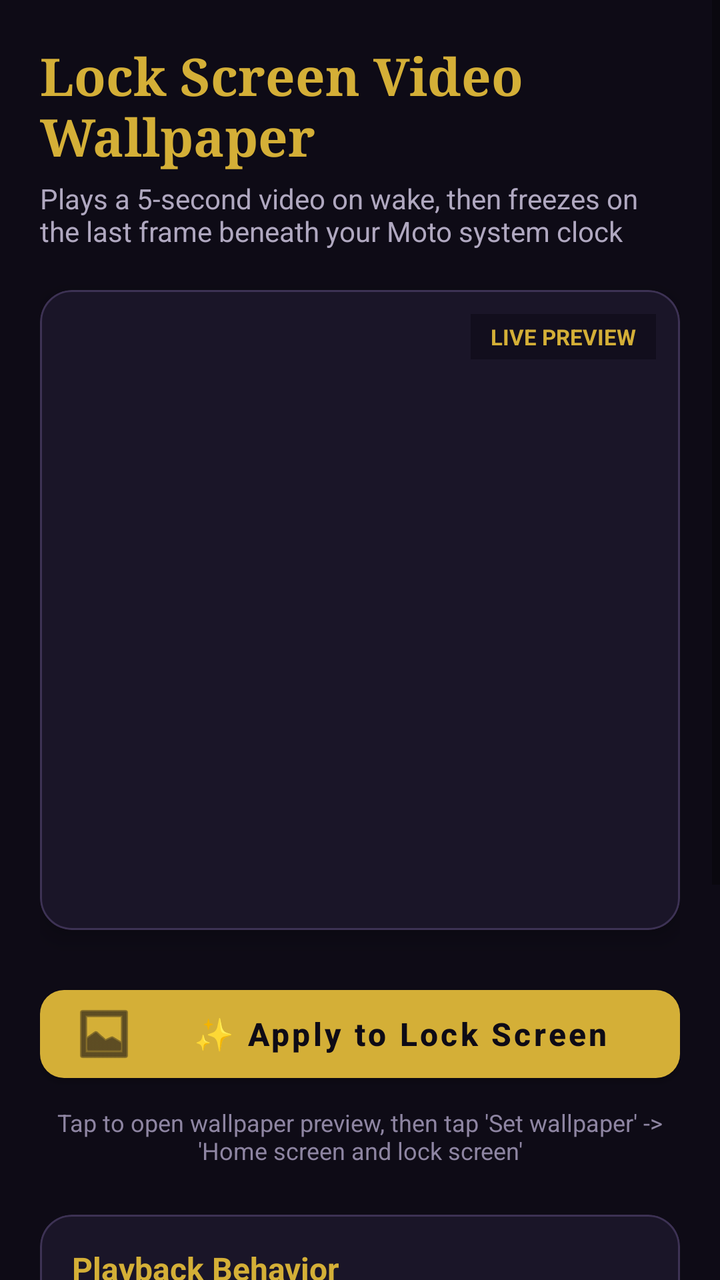
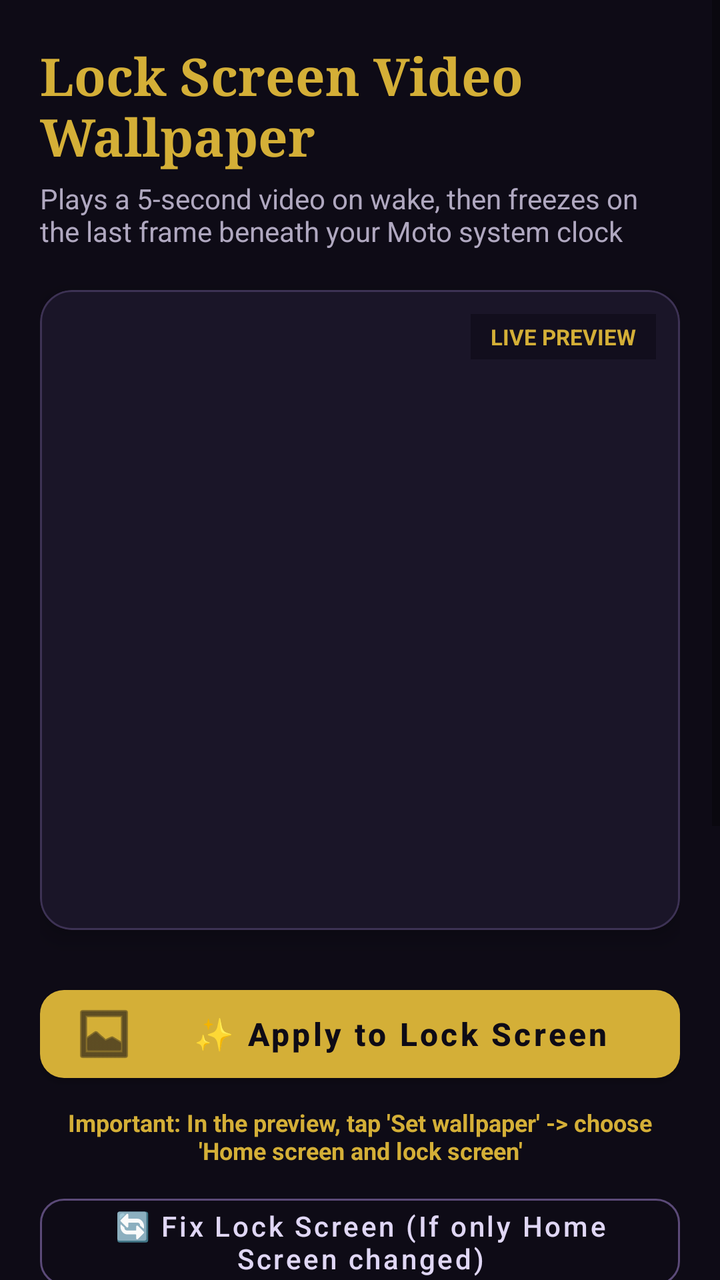

The first picture is an Android layout as it rendered before a commit; the second is the same layout after the commit. The layout source and the unified diff follow.
<!-- AndroidManifest.xml: application theme Theme.VideoLockScreen -->
<!-- res/layout/activity_main.xml -->
<?xml version="1.0" encoding="utf-8"?>
<ScrollView xmlns:android="http://schemas.android.com/apk/res/android"
    xmlns:app="http://schemas.android.com/apk/res-auto"
    android:layout_width="match_parent"
    android:layout_height="match_parent"
    android:background="#0E0B16"
    android:fillViewport="true">

    <LinearLayout
        android:layout_width="match_parent"
        android:layout_height="wrap_content"
        android:orientation="vertical"
        android:padding="20dp">

        
        <TextView
            android:layout_width="match_parent"
            android:layout_height="wrap_content"
            android:text="Lock Screen Video Wallpaper"
            android:textColor="#D4AF37"
            android:textSize="26sp"
            android:textStyle="bold"
            android:fontFamily="serif" />

        <TextView
            android:layout_width="match_parent"
            android:layout_height="wrap_content"
            android:layout_marginTop="4dp"
            android:text="Plays a 5-second video on wake, then freezes on the last frame beneath your Moto system clock"
            android:textColor="#B0A8C0"
            android:textSize="14sp" />

        
        <com.google.android.material.card.MaterialCardView
            android:layout_width="match_parent"
            android:layout_height="320dp"
            android:layout_marginTop="20dp"
            app:cardBackgroundColor="#1A1528"
            app:cardCornerRadius="16dp"
            app:cardElevation="6dp"
            app:strokeColor="#3D3254"
            app:strokeWidth="1dp">

            <FrameLayout
                android:layout_width="match_parent"
                android:layout_height="match_parent">

                <TextureView
                    android:id="@+id/previewTextureView"
                    android:layout_width="match_parent"
                    android:layout_height="match_parent" />

                <TextView
                    android:layout_width="wrap_content"
                    android:layout_height="wrap_content"
                    android:layout_gravity="top|end"
                    android:layout_margin="12dp"
                    android:background="#990E0B16"
                    android:paddingHorizontal="10dp"
                    android:paddingVertical="4dp"
                    android:text="LIVE PREVIEW"
                    android:textColor="#D4AF37"
                    android:textSize="11sp"
                    android:textStyle="bold" />
            </FrameLayout>
        </com.google.android.material.card.MaterialCardView>

        
        <com.google.android.material.button.MaterialButton
            android:id="@+id/btnSetWallpaper"
            android:layout_width="match_parent"
            android:layout_height="56dp"
            android:layout_marginTop="24dp"
            android:text="✨ Apply to Lock Screen"
            android:textAllCaps="false"
            android:textColor="#0E0B16"
            android:textSize="16sp"
            android:textStyle="bold"
            app:backgroundTint="#D4AF37"
            app:cornerRadius="12dp"
            app:icon="@android:drawable/ic_menu_gallery"
            app:iconTint="#0E0B16" />

        <TextView
            android:layout_width="match_parent"
            android:layout_height="wrap_content"
            android:layout_marginTop="8dp"
            android:gravity="center"
            android:text="Tap to open wallpaper preview, then tap 'Set wallpaper' -> 'Home screen and lock screen'"
            android:textColor="#8E85A2"
            android:textSize="12sp" />

        
        <com.google.android.material.card.MaterialCardView
            android:layout_width="match_parent"
            android:layout_height="wrap_content"
            android:layout_marginTop="24dp"
            app:cardBackgroundColor="#1A1528"
            app:cardCornerRadius="16dp"
            app:cardElevation="4dp"
            app:strokeColor="#3D3254"
            app:strokeWidth="1dp">

            <LinearLayout
                android:layout_width="match_parent"
                android:layout_height="wrap_content"
                android:orientation="vertical"
                android:padding="16dp">

                <TextView
                    android:layout_width="wrap_content"
                    android:layout_height="wrap_content"
                    android:text="Playback Behavior"
                    android:textColor="#D4AF37"
                    android:textSize="16sp"
                    android:textStyle="bold" />

                
                <RadioGroup
                    android:id="@+id/rgPlaybackMode"
                    android:layout_width="match_parent"
                    android:layout_height="wrap_content"
                    android:layout_marginTop="12dp">

                    <RadioButton
                        android:id="@+id/rbFreezeLastFrame"
                        android:layout_width="match_parent"
                        android:layout_height="wrap_content"
                        android:checked="true"
                        android:text="Wake Animation (Play 5s, freeze on final frame)"
                        android:textColor="#FFFFFF"
                        android:buttonTint="#D4AF37" />

                    <RadioButton
                        android:id="@+id/rbLoop"
                        android:layout_width="match_parent"
                        android:layout_height="wrap_content"
                        android:layout_marginTop="6dp"
                        android:text="Continuous Loop Animation"
                        android:textColor="#FFFFFF"
                        android:buttonTint="#D4AF37" />
                </RadioGroup>

                <View
                    android:layout_width="match_parent"
                    android:layout_height="1dp"
                    android:layout_marginVertical="14dp"
                    android:background="#2E2642" />

                
                <com.google.android.material.switchmaterial.SwitchMaterial
                    android:id="@+id/switchMute"
                    android:layout_width="match_parent"
                    android:layout_height="wrap_content"
                    android:checked="true"
                    android:text="Mute Video Audio (Silent on Lock)"
                    android:textColor="#FFFFFF"
                    app:thumbTint="#D4AF37"
                    app:trackTint="#5A4B75" />

            </LinearLayout>
        </com.google.android.material.card.MaterialCardView>

        <TextView
            android:id="@+id/tvAppInfo"
            android:layout_width="match_parent"
            android:layout_height="wrap_content"
            android:layout_marginTop="24dp"
            android:gravity="center"
            android:text="Pure Native Live Wallpaper • Zero Overlays • No Popup Delay"
            android:textColor="#665D7A"
            android:textSize="12sp" />

    </LinearLayout>
</ScrollView>
<!-- resources referenced by this layout -->
<resources>
  <style name="Theme.VideoLockScreen" parent="Theme.MaterialComponents.DayNight.NoActionBar">
          <item name="colorPrimary">@color/gold_primary</item>
          <item name="colorSecondary">@color/accent_glow</item>
          <item name="android:windowBackground">@color/bg_dark</item>
          <item name="android:statusBarColor">@color/bg_dark</item>
          <item name="android:navigationBarColor">@color/bg_dark</item>
      </style>
  <color name="gold_primary">#D4AF37</color>
  <color name="accent_glow">#9370DB</color>
  <color name="bg_dark">#0E0B16</color>
</resources>

<!-- the commit's change to res/layout/activity_main.xml (unified diff, before → after) -->
@@ -86,9 +86,22 @@
             android:layout_height="wrap_content"
             android:layout_marginTop="8dp"
             android:gravity="center"
-            android:text="Tap to open wallpaper preview, then tap 'Set wallpaper' -> 'Home screen and lock screen'"
-            android:textColor="#8E85A2"
-            android:textSize="12sp" />
+            android:text="Important: In the preview, tap 'Set wallpaper' -> choose 'Home screen and lock screen'"
+            android:textColor="#D4AF37"
+            android:textSize="12sp"
+            android:textStyle="bold" />
+
+        <com.google.android.material.button.MaterialButton
+            android:id="@+id/btnClearLockOverride"
+            style="@style/Widget.MaterialComponents.Button.OutlinedButton"
+            android:layout_width="match_parent"
+            android:layout_height="wrap_content"
+            android:layout_marginTop="10dp"
+            android:text="🔄 Fix Lock Screen (If only Home Screen changed)"
+            android:textAllCaps="false"
+            android:textColor="#E0D7F5"
+            app:strokeColor="#5B4A78"
+            app:cornerRadius="12dp" />
 
         
         <com.google.android.material.card.MaterialCardView
